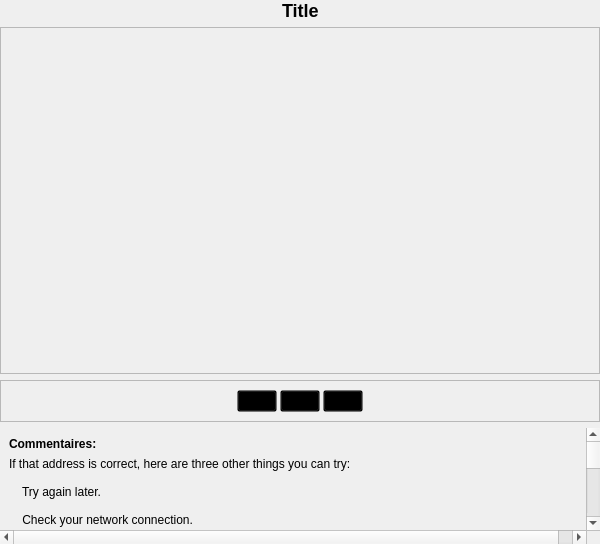
Qt form dev/views/assets/central_side.ui (yvesjordan06/pylearner) before a commit.
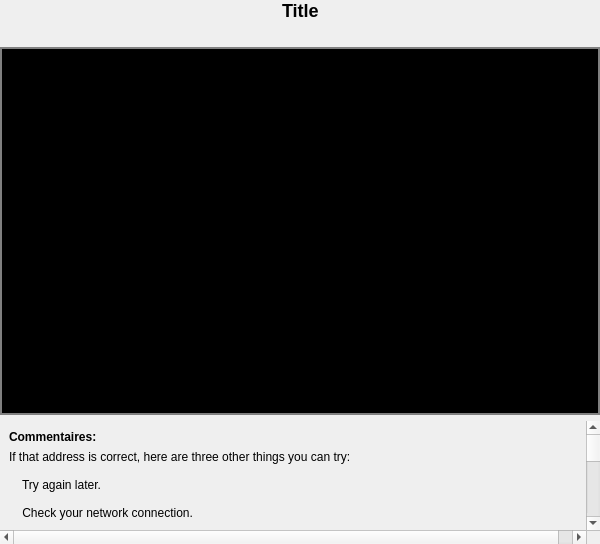
The same form after that commit. Icons and pictures are not drawn.

What changed in the file:
```diff
--- a/dev/views/assets/central_side.ui
+++ b/dev/views/assets/central_side.ui
@@ -13,7 +13,7 @@
   <property name="windowTitle">
    <string>Form</string>
   </property>
-  <layout class="QVBoxLayout" name="verticalLayout" stretch="0,3,0,1">
+  <layout class="QVBoxLayout" name="verticalLayout" stretch="0,0,3,1">
    <property name="leftMargin">
     <number>0</number>
    </property>
@@ -70,6 +70,22 @@
      </item>
     </layout>
    </item>
+   <item>
+    <spacer name="verticalSpacer">
+     <property name="orientation">
+      <enum>Qt::Vertical</enum>
+     </property>
+     <property name="sizeType">
+      <enum>QSizePolicy::Fixed</enum>
+     </property>
+     <property name="sizeHint" stdset="0">
+      <size>
+       <width>20</width>
+       <height>20</height>
+      </size>
+     </property>
+    </spacer>
+   </item>
    <item>
     <widget class="QFrame" name="video_player_frame">
      <property name="minimumSize">
@@ -78,21 +94,13 @@
        <height>248</height>
       </size>
      </property>
-     <property name="frameShape">
-      <enum>QFrame::StyledPanel</enum>
-     </property>
-     <property name="frameShadow">
-      <enum>QFrame::Raised</enum>
-     </property>
-    </widget>
-   </item>
-   <item>
-    <widget class="QFrame" name="frame_2">
      <property name="styleSheet">
       <string notr="true">QFrame
 {
-      background-color: #28d;\n
- }</string>
+	border: 2px solid grey;
+	background-color: black;
+
+}</string>
      </property>
      <property name="frameShape">
       <enum>QFrame::StyledPanel</enum>
@@ -100,92 +108,6 @@
      <property name="frameShadow">
       <enum>QFrame::Raised</enum>
      </property>
-     <layout class="QHBoxLayout" name="horizontalLayout_3">
-      <item>
-       <spacer name="horizontalSpacer_3">
-        <property name="orientation">
-         <enum>Qt::Horizontal</enum>
-        </property>
-        <property name="sizeHint" stdset="0">
-         <size>
-          <width>40</width>
-          <height>20</height>
-         </size>
-        </property>
-       </spacer>
-      </item>
-      <item>
-       <layout class="QHBoxLayout" name="horizontalLayout_2">
-        <property name="spacing">
-         <number>3</number>
-        </property>
-        <item>
-         <widget class="QPushButton" name="backward_button">
-          <property name="styleSheet">
-           <string notr="true">QPushButton
-{
-	background-color: transparent;
-}</string>
-          </property>
-          <property name="text">
-           <string/>
-          </property>
-          <property name="icon">
-           <iconset resource="icons.qrc">
-            <normaloff>:/svg/md-skip-backward.svg</normaloff>:/svg/md-skip-backward.svg</iconset>
-          </property>
-         </widget>
-        </item>
-        <item>
-         <widget class="QPushButton" name="play_button">
-          <property name="styleSheet">
-           <string notr="true">QPushButton
-{
-	background-color: transparent;
-}</string>
-          </property>
-          <property name="text">
-           <string/>
-          </property>
-          <property name="icon">
-           <iconset resource="icons.qrc">
-            <normaloff>:/svg/icons8-play-32.png</normaloff>:/svg/icons8-play-32.png</iconset>
-          </property>
-         </widget>
-        </item>
-        <item>
-         <widget class="QPushButton" name="forward_buttton">
-          <property name="styleSheet">
-           <string notr="true">QPushButton
-{
-	background-color: transparent;
-}</string>
-          </property>
-          <property name="text">
-           <string/>
-          </property>
-          <property name="icon">
-           <iconset resource="icons.qrc">
-            <normaloff>:/svg/md-skip-forward.svg</normaloff>:/svg/md-skip-forward.svg</iconset>
-          </property>
-         </widget>
-        </item>
-       </layout>
-      </item>
-      <item>
-       <spacer name="horizontalSpacer_4">
-        <property name="orientation">
-         <enum>Qt::Horizontal</enum>
-        </property>
-        <property name="sizeHint" stdset="0">
-         <size>
-          <width>40</width>
-          <height>20</height>
-         </size>
-        </property>
-       </spacer>
-      </item>
-     </layout>
     </widget>
    </item>
    <item>
```
